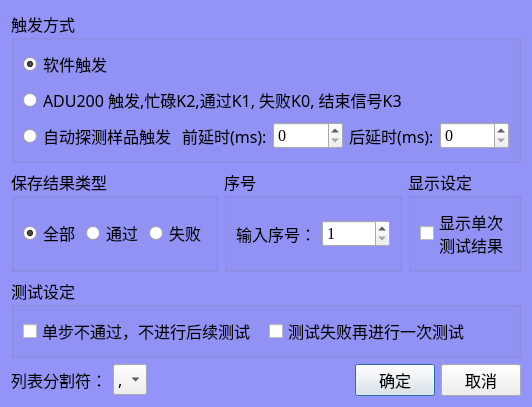
Old version of the form MeterMode/clsMeterModeSettings.ui in the repository caicaiking/WKEFactoryView2014.
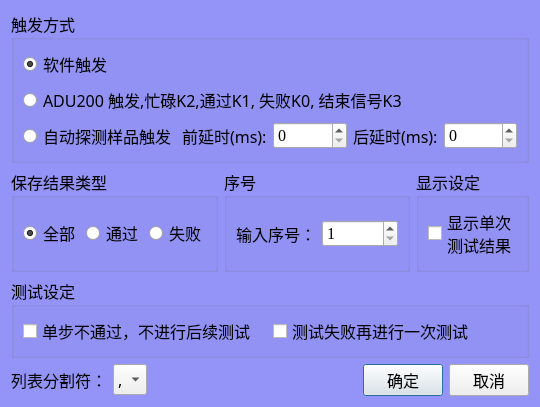
New version of the form.

```diff
--- a/MeterMode/clsMeterModeSettings.ui
+++ b/MeterMode/clsMeterModeSettings.ui
@@ -238,7 +238,7 @@
              <number>1</number>
             </property>
             <property name="maximum">
-             <number>99999</number>
+             <number>9999999</number>
             </property>
            </widget>
           </item>
```
